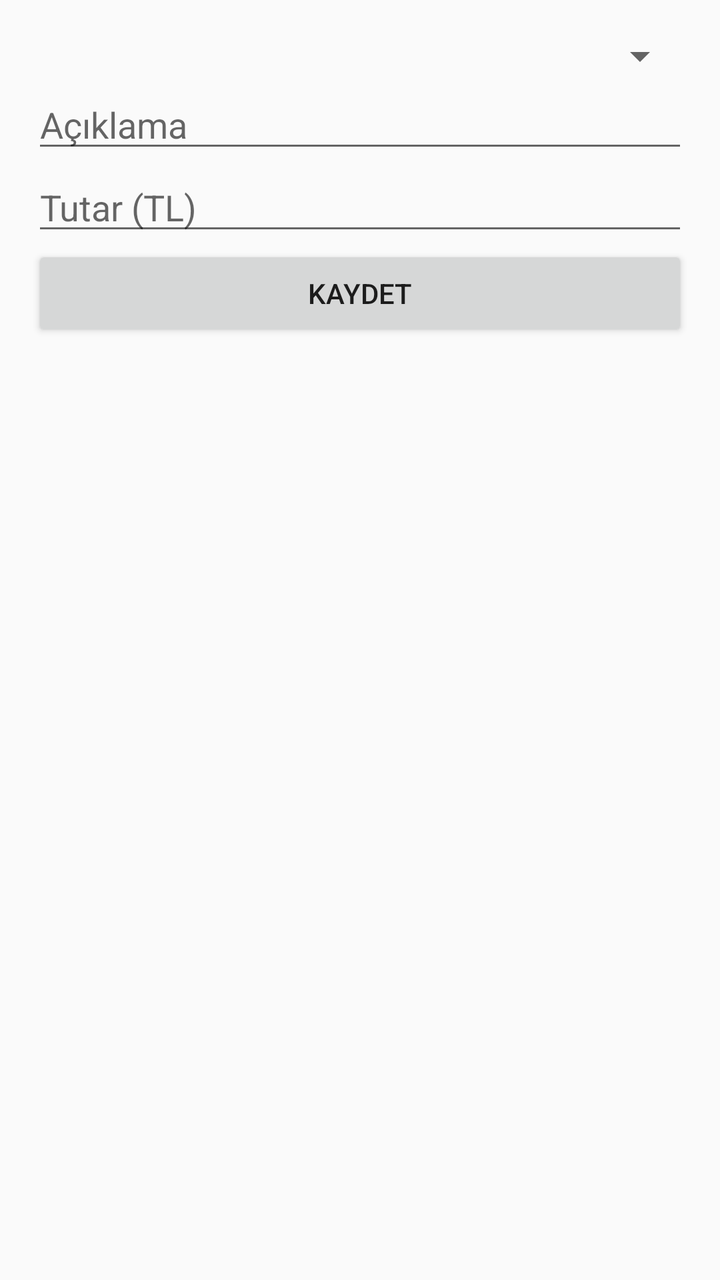
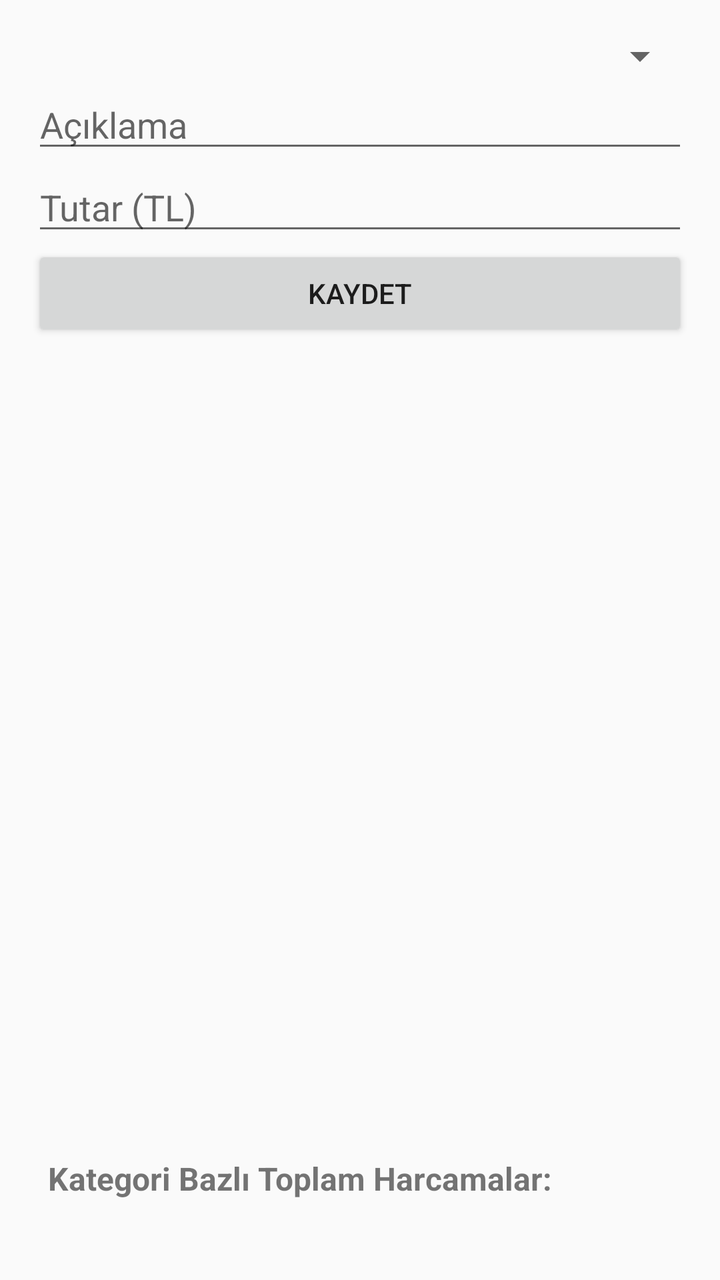

Compare the two renders of this Android layout. The source of the first and the diff that turns it into the second are given below.
<!-- AndroidManifest.xml: application theme Theme.TravelAppBir -->
<!-- res/layout/activity_expense_tracker.xml -->
<LinearLayout
    xmlns:android="http://schemas.android.com/apk/res/android"
    android:layout_width="match_parent"
    android:layout_height="match_parent"
    android:orientation="vertical"
    android:padding="16dp">

    <Spinner
        android:id="@+id/spinnerCategory"
        android:layout_width="match_parent"
        android:layout_height="wrap_content"
        android:spinnerMode="dropdown" />

    <EditText
        android:id="@+id/editTextDescription"
        android:layout_width="match_parent"
        android:layout_height="wrap_content"
        android:hint="Açıklama" />

    <EditText
        android:id="@+id/editTextAmount"
        android:layout_width="match_parent"
        android:layout_height="wrap_content"
        android:hint="Tutar (TL)"
        android:inputType="numberDecimal" />

    <Button
        android:id="@+id/buttonSave"
        android:layout_width="match_parent"
        android:layout_height="wrap_content"
        android:text="Kaydet" />

    <androidx.recyclerview.widget.RecyclerView
        android:id="@+id/recyclerViewExpenses"
        android:layout_width="match_parent"
        android:layout_height="0dp"
        android:layout_weight="1" />

</LinearLayout>
<!-- resources referenced by this layout -->
<resources>
  <style name="Theme.TravelAppBir" parent="Theme.AppCompat.Light.DarkActionBar">
          
      </style>
</resources>

<!-- the commit's change to res/layout/activity_expense_tracker.xml (unified diff, before → after) -->
@@ -36,4 +36,21 @@
         android:layout_height="0dp"
         android:layout_weight="1" />
 
+    <TextView
+        android:id="@+id/textCategoryTotals"
+        android:layout_width="match_parent"
+        android:layout_height="wrap_content"
+        android:padding="8dp"
+        android:text="Kategori Bazlı Toplam Harcamalar:"
+        android:textStyle="bold"
+        android:textSize="16sp" />
+
+    <LinearLayout
+        android:id="@+id/layoutCategoryTotals"
+        android:layout_width="match_parent"
+        android:layout_height="wrap_content"
+        android:orientation="vertical"
+        android:padding="8dp" />
+
+
 </LinearLayout>
